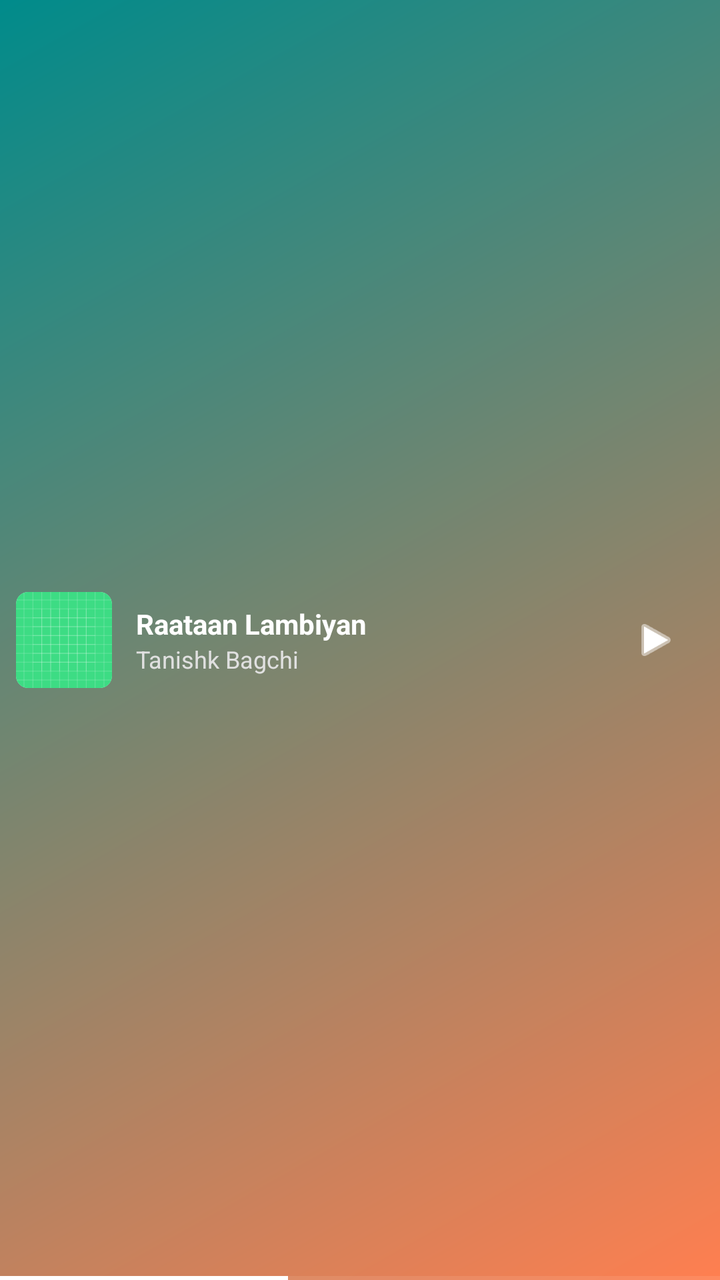
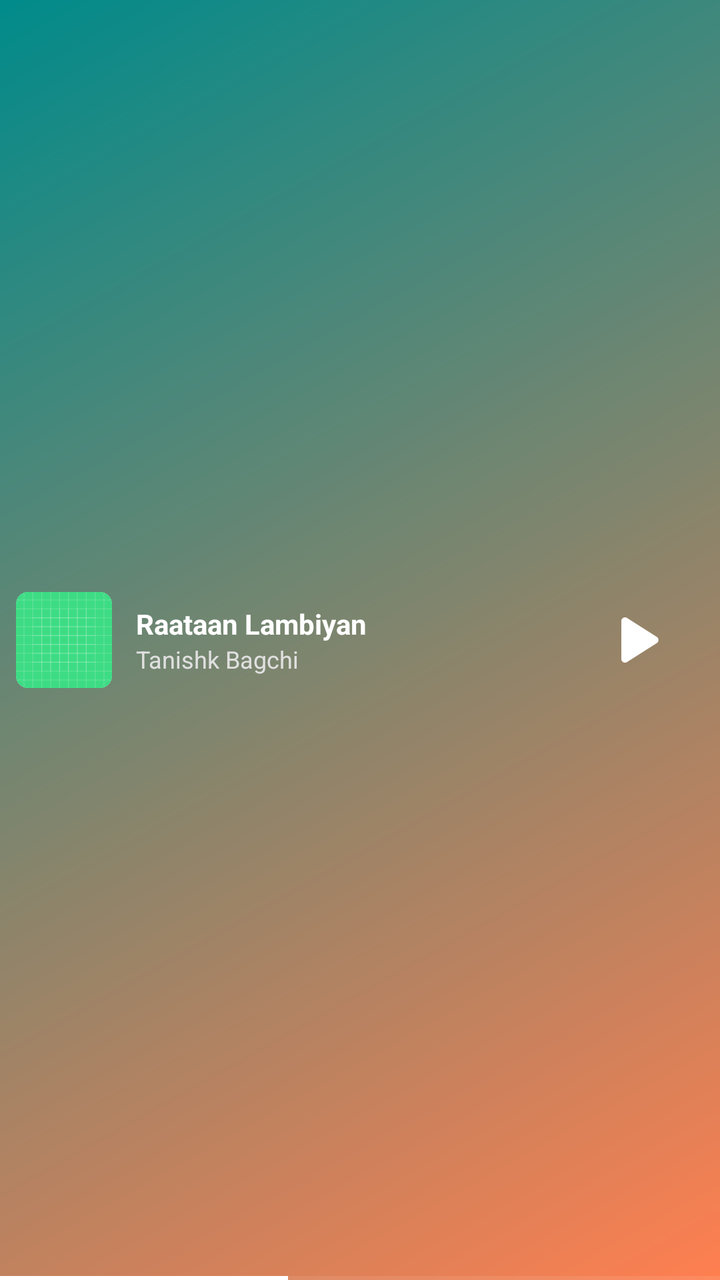

Two renders of the same Android screen: before a commit and after it. Below are the layout's source before the change and the commit's diff.
<!-- AndroidManifest.xml: application theme Theme.ViBePlayer -->
<!-- res/layout/layout_mini_player.xml -->
<?xml version="1.0" encoding="utf-8"?>
<androidx.constraintlayout.widget.ConstraintLayout xmlns:android="http://schemas.android.com/apk/res/android"
    xmlns:app="http://schemas.android.com/apk/res-auto"
    android:layout_width="match_parent"
    android:layout_height="64dp"
    android:background="@drawable/bg_gradient_tl_to_br" > <androidx.cardview.widget.CardView
    android:id="@+id/cardMiniArt"
    android:layout_width="48dp"
    android:layout_height="48dp"
    android:layout_marginStart="8dp"
    android:layout_marginTop="8dp"
    android:layout_marginBottom="8dp"
    app:cardCornerRadius="6dp"
    app:cardElevation="0dp"
    app:layout_constraintBottom_toBottomOf="parent"
    app:layout_constraintStart_toStartOf="parent"
    app:layout_constraintTop_toTopOf="parent">

    <ImageView
        android:id="@+id/imgMiniArt"
        android:layout_width="match_parent"
        android:layout_height="match_parent"
        android:scaleType="centerCrop"
        android:src="@drawable/ic_launcher_background" />
</androidx.cardview.widget.CardView>

    <TextView
        android:id="@+id/txtMiniTitle"
        android:layout_width="0dp"
        android:layout_height="wrap_content"
        android:layout_marginStart="12dp"
        android:layout_marginEnd="8dp"
        android:ellipsize="end"
        android:maxLines="1"
        android:text="Raataan Lambiyan"
        android:textColor="@color/white"
        android:textSize="14sp"
        android:textStyle="bold"
        app:layout_constraintBottom_toTopOf="@+id/txtMiniArtist"
        app:layout_constraintEnd_toStartOf="@+id/btnMiniPlay"
        app:layout_constraintStart_toEndOf="@id/cardMiniArt"
        app:layout_constraintTop_toTopOf="@id/cardMiniArt"
        app:layout_constraintVertical_chainStyle="packed" />

    <TextView
        android:id="@+id/txtMiniArtist"
        android:layout_width="0dp"
        android:layout_height="wrap_content"
        android:ellipsize="end"
        android:maxLines="1"
        android:text="Tanishk Bagchi"
        android:textColor="#E0E0E0"
        android:textSize="12sp"
        app:layout_constraintBottom_toBottomOf="@id/cardMiniArt"
        app:layout_constraintEnd_toEndOf="@id/txtMiniTitle"
        app:layout_constraintStart_toStartOf="@id/txtMiniTitle"
        app:layout_constraintTop_toBottomOf="@id/txtMiniTitle" />

    <ImageView
        android:id="@+id/btnMiniPlay"
        android:layout_width="40dp"
        android:layout_height="40dp"
        android:layout_marginEnd="12dp"
        android:padding="8dp"
        android:src="@android:drawable/ic_media_play"
        app:tint="@color/white"
        app:layout_constraintBottom_toBottomOf="parent"
        app:layout_constraintEnd_toEndOf="parent"
        app:layout_constraintTop_toTopOf="parent" />

    <ProgressBar
        android:id="@+id/progressMiniPlayer"
        style="?android:attr/progressBarStyleHorizontal"
        android:layout_width="match_parent"
        android:layout_height="2dp"
        android:progress="40"
        android:progressTint="@color/white"
        android:progressBackgroundTint="#55FFFFFF"
        app:layout_constraintBottom_toBottomOf="parent" />

</androidx.constraintlayout.widget.ConstraintLayout>
<!-- resources referenced by this layout -->
<resources>
  <color name="white">#FFFFFFFF</color>
  <!-- drawable bg_gradient_tl_to_br (drawable) -->
  <?xml version="1.0" encoding="utf-8"?>
  <shape xmlns:android="http://schemas.android.com/apk/res/android">
      <gradient
          android:startColor="#008B8B"
          android:endColor="#FF7F50"
          android:angle="315"/>
  </shape>
  <!-- drawable ic_launcher_background: vector/xml drawable (drawable, 4866 chars, omitted) -->
  <style name="Theme.ViBePlayer" parent="Base.Theme.ViBePlayer" />
  <style name="Base.Theme.ViBePlayer" parent="Theme.Material3.DayNight.NoActionBar">
          
          
      </style>
</resources>

<!-- the commit's change to res/layout/layout_mini_player.xml (unified diff, before → after) -->
@@ -58,11 +58,11 @@
 
     <ImageView
         android:id="@+id/btnMiniPlay"
-        android:layout_width="40dp"
-        android:layout_height="40dp"
+        android:layout_width="60dp"
+        android:layout_height="60dp"
         android:layout_marginEnd="12dp"
         android:padding="8dp"
-        android:src="@android:drawable/ic_media_play"
+        android:src="@drawable/ic_play"
         app:tint="@color/white"
         app:layout_constraintBottom_toBottomOf="parent"
         app:layout_constraintEnd_toEndOf="parent"
<!-- resource entries referenced after the edit -->
@@ -10,6 +10,16 @@
           android:angle="315"/>
   </shape>
   <!-- drawable ic_launcher_background: vector/xml drawable (drawable, 4866 chars, omitted) -->
+  <!-- drawable ic_play (drawable) -->
+  <vector xmlns:android="http://schemas.android.com/apk/res/android"
+      android:width="40dp"
+      android:height="40dp"
+      android:viewportWidth="40"
+      android:viewportHeight="40">
+    <path
+        android:pathData="M13.333,28.625V11.375C13.333,10.903 13.5,10.507 13.833,10.187C14.167,9.867 14.556,9.707 15,9.708C15.139,9.708 15.285,9.729 15.438,9.77C15.592,9.811 15.737,9.874 15.875,9.958L29.458,18.583C29.708,18.75 29.896,18.958 30.022,19.208C30.147,19.458 30.209,19.722 30.208,20C30.207,20.278 30.145,20.542 30.022,20.792C29.898,21.042 29.711,21.25 29.458,21.417L15.875,30.042C15.736,30.125 15.59,30.188 15.438,30.23C15.286,30.272 15.14,30.293 15,30.292C14.556,30.292 14.167,30.132 13.833,29.812C13.5,29.492 13.333,29.096 13.333,28.625Z"
+        android:fillColor="#ffffff"/>
+  </vector>
   <style name="Theme.ViBePlayer" parent="Base.Theme.ViBePlayer" />
   <style name="Base.Theme.ViBePlayer" parent="Theme.Material3.DayNight.NoActionBar">
           
